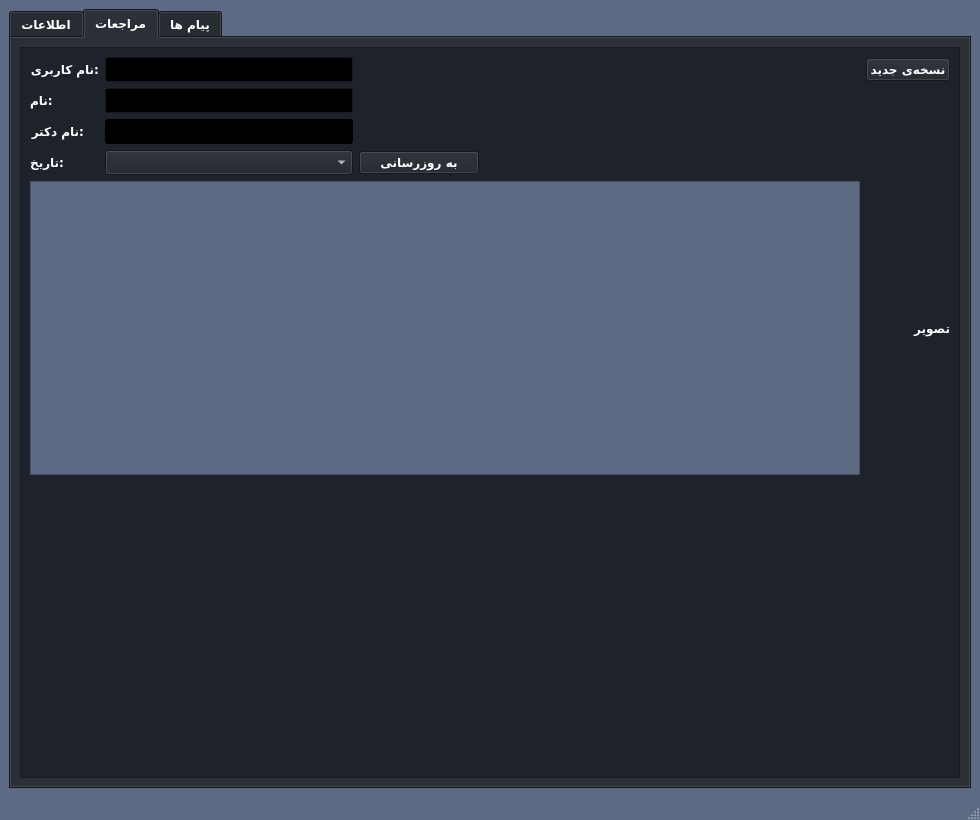
Before: the Qt Designer form forms/DocPortal.ui in elsobhano/python_AP_fina, drawn with Qt 5.
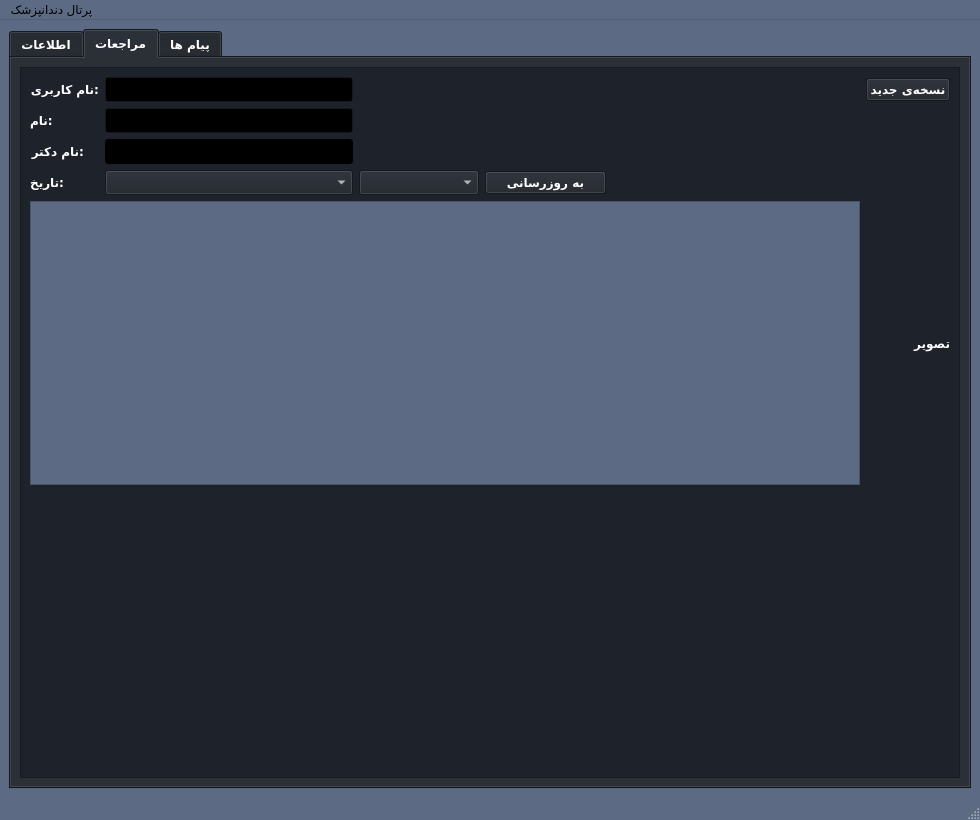
After: the same form once the commit is applied.

Commit message: doc portal finished

Patch:
```diff
--- a/forms/DocPortal.ui
+++ b/forms/DocPortal.ui
@@ -1687,13 +1687,6 @@
                 </property>
                </spacer>
               </item>
-              <item row="3" column="3">
-               <widget class="QPushButton" name="update_button">
-                <property name="text">
-                 <string>به روزرسانی</string>
-                </property>
-               </widget>
-              </item>
               <item row="5" column="7">
                <spacer name="verticalSpacer_8">
                 <property name="orientation">
@@ -2502,6 +2495,23 @@
                 </property>
                </widget>
               </item>
+              <item row="3" column="4">
+               <widget class="QPushButton" name="update_button">
+                <property name="text">
+                 <string>به روزرسانی</string>
+                </property>
+               </widget>
+              </item>
+              <item row="3" column="3">
+               <widget class="QComboBox" name="time_comboBox">
+                <property name="sizePolicy">
+                 <sizepolicy hsizetype="Preferred" vsizetype="Fixed">
+                  <horstretch>0</horstretch>
+                  <verstretch>0</verstretch>
+                 </sizepolicy>
+                </property>
+               </widget>
+              </item>
              </layout>
             </item>
            </layout>
@@ -2605,6 +2615,12 @@
      <height>26</height>
     </rect>
    </property>
+   <widget class="QMenu" name="menu">
+    <property name="title">
+     <string>پرتال دندانپزشک</string>
+    </property>
+   </widget>
+   <addaction name="menu"/>
   </widget>
   <widget class="QStatusBar" name="statusbar"/>
  </widget>
```
The commit also changes 1 other file.
